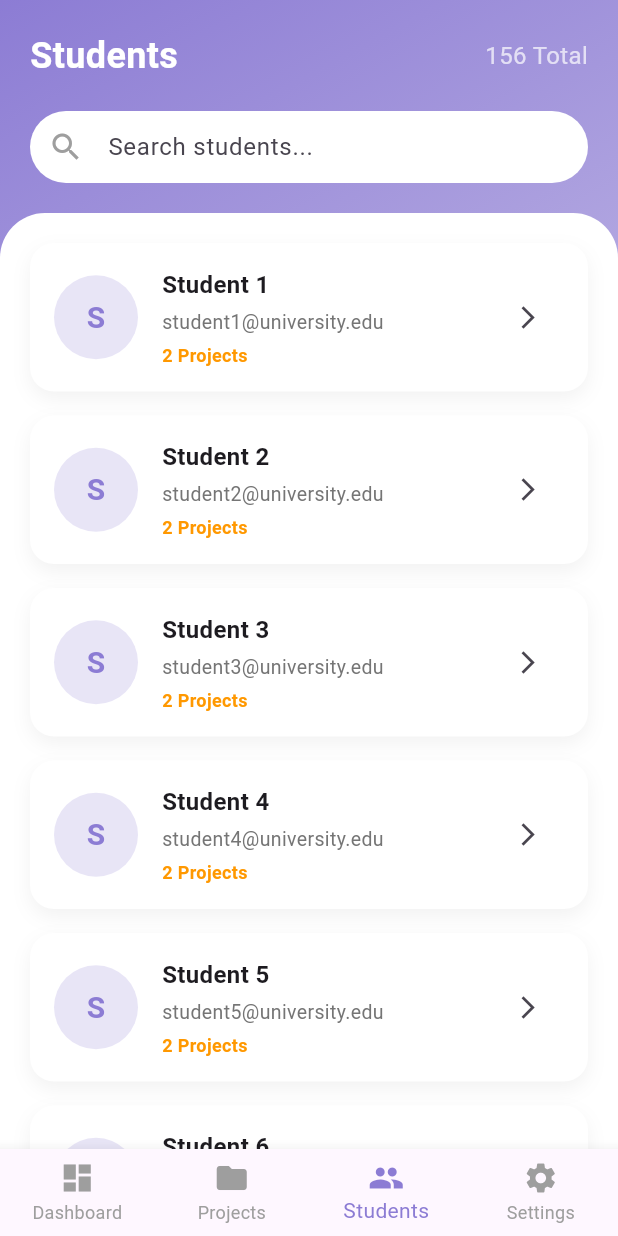
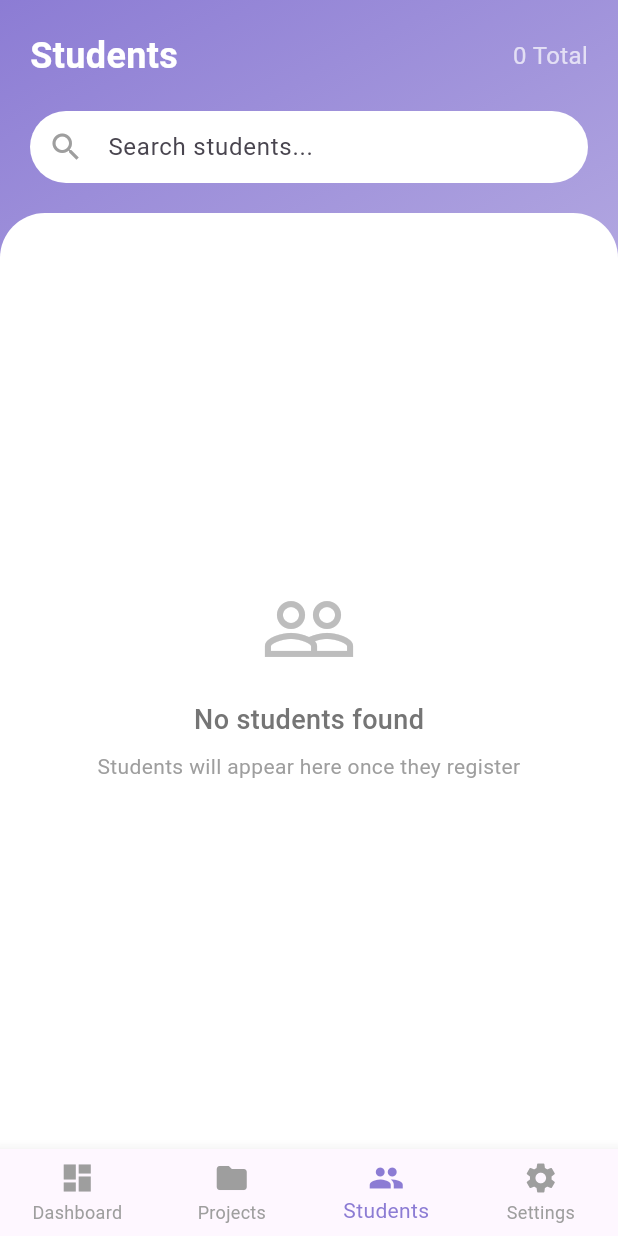
Before and after one commit to fasnafebin24/smartalloc, a Flutter app: the TeacherDashboard screen opened directly, item 3 of the bottom bar chosen, on a phone screen of 412 x 824 dp. Run offline on Flutter 3.47's test engine with Material 3 defaults, Android fonts, the light colour scheme and no system bars; our stand-ins replace cloud_firestore, dio, file_picker, firebase_auth, firebase_core, image_picker and 2 more; missing offline and left inert: syncfusion_flutter_pdfviewer; accounts and stored records are empty.

Commit message:
update getting students

```diff
--- a/lib/features/splash/splash_screen.dart
+++ b/lib/features/splash/splash_screen.dart
@@ -24,7 +24,7 @@ class SplashScreen extends StatefulWidget {
 class _SplashScreenState extends State<SplashScreen> {
   @override
   void initState() {
-    Timer(Duration(seconds: 0), () async {
+    Timer(Duration(seconds: 1), () async {
       SharedPreferences prefs = await SharedPreferences.getInstance();
       String? uid = prefs.getString('uid');
       String? role = prefs.getString('role');
--- a/lib/features/teacher/bottomnav/dashboard/teach_bottom_nav_screen.dart
+++ b/lib/features/teacher/bottomnav/dashboard/teach_bottom_nav_screen.dart
@@ -1,12 +1,11 @@
 // ignore_for_file: deprecated_member_use, use_build_context_synchronously
 
 import 'package:flutter/material.dart';
-import 'package:shared_preferences/shared_preferences.dart';
-import 'package:smartalloc/features/authentification/login_screen.dart';
 
 import '../../project/teach_projectlist_screen.dart';
 import '../../home/teach_home_scree.dart';
 import '../../settings/teachsettings_screen.dart';
+import 'teachstudentlist_screen.dart';
 
 // Main Teacher Dashboard with Bottom Navigation
 class TeacherDashboard extends StatefulWidget {
@@ -18,27 +17,33 @@ class TeacherDashboard extends StatefulWidget {
 
 class _TeacherDashboardState extends State<TeacherDashboard> {
   int currentIndex = 0;
-   List<Widget> screens=[];
+  List<Widget> screens = [];
   gotoproject() {
-  currentIndex=1;
-  setState(() {
+    currentIndex = 1;
+    setState(() {});
+  }
+  gotosudentt() {
+    currentIndex = 2;
+    setState(() {});
+  }
 
-  });
-}
   @override
   void initState() {
     screens = [
-     TeachHomeScreen(chnageindex: () {
+      TeachHomeScreen(
+        chnageindex: () {
           gotoproject();
-     },),
+        },
+        student: () {
+         gotosudentt();
+        },
+      ),
       const TeacchProjectsScreen(),
-    const StudentsScreen(),
+       TeachStudentsScreen(),
       const SettingsScreen(),
     ];
     super.initState();
   }
-
-
 
   @override
   Widget build(BuildContext context) {
@@ -59,14 +64,8 @@ gotoproject() {
             icon: Icon(Icons.dashboard),
             label: 'Dashboard',
           ),
-          BottomNavigationBarItem(
-            icon: Icon(Icons.folder),
-            label: 'Projects',
-          ),
-          BottomNavigationBarItem(
-            icon: Icon(Icons.people),
-            label: 'Students',
-          ),
+          BottomNavigationBarItem(icon: Icon(Icons.folder), label: 'Projects'),
+          BottomNavigationBarItem(icon: Icon(Icons.people), label: 'Students'),
           BottomNavigationBarItem(
             icon: Icon(Icons.settings),
             label: 'Settings',
@@ -76,175 +75,3 @@ gotoproject() {
     );
   }
 }
-
-
-
-
-
-
-
-// 3. Students Screen
-class StudentsScreen extends StatelessWidget {
-  const StudentsScreen({super.key});
-
-  @override
-  Widget build(BuildContext context) {
-    return Container(
-      decoration: const BoxDecoration(
-        gradient: LinearGradient(
-          colors: [Color(0xFF8C7CD4), Color(0xFFE8E4F3)],
-          begin: Alignment.topLeft,
-          end: Alignment.bottomRight,
-        ),
-      ),
-      child: SafeArea(
-        child: Column(
-          children: [
-            // Header
-            const Padding(
-              padding: EdgeInsets.all(20.0),
-              child: Row(
-                mainAxisAlignment: MainAxisAlignment.spaceBetween,
-                children: [
-                  Text(
-                    'Students',
-                    style: TextStyle(
-                      color: Colors.white,
-                      fontSize: 24,
-                      fontWeight: FontWeight.bold,
-                    ),
-                  ),
-                  Text(
-                    '156 Total',
-                    style: TextStyle(
-                      color: Colors.white70,
-                      fontSize: 16,
-                    ),
-                  ),
-                ],
-              ),
-            ),
-
-            // Search Bar
-            Padding(
-              padding: const EdgeInsets.symmetric(horizontal: 20.0),
-              child: TextField(
-                decoration: InputDecoration(
-                  hintText: "Search students...",
-                  prefixIcon: const Icon(Icons.search, color: Colors.grey),
-                  filled: true,
-                  fillColor: Colors.white,
-                  contentPadding: const EdgeInsets.symmetric(vertical: 12, horizontal: 16),
-                  border: OutlineInputBorder(
-                    borderRadius: BorderRadius.circular(30),
-                    borderSide: BorderSide.none,
-                  ),
-                ),
-              ),
-            ),
-
-            const SizedBox(height: 20),
-
-            // Students List
-            Expanded(
-              child: Container(
-                decoration: const BoxDecoration(
-                  color: Colors.white,
-                  borderRadius: BorderRadius.only(
-                    topLeft: Radius.circular(30),
-                    topRight: Radius.circular(30),
-                  ),
-                ),
-                child: ListView.builder(
-                  padding: const EdgeInsets.all(20),
-                  itemCount: 10,
-                  itemBuilder: (context, index) {
-                    return _studentCard(
-                      'Student ${index + 1}',
-                      'student${index + 1}@university.edu',
-                      '2 Projects',
-                    );
-                  },
-                ),
-              ),
-            ),
-          ],
-        ),
-      ),
-    );
-  }
-
-  Widget _studentCard(String name, String email, String projects) {
-    return Container(
-      margin: const EdgeInsets.only(bottom: 16),
-      padding: const EdgeInsets.all(16),
-      decoration: BoxDecoration(
-        color: Colors.white,
-        borderRadius: BorderRadius.circular(16),
-        boxShadow: [
-          BoxShadow(
-            color: Colors.black.withOpacity(0.05),
-            blurRadius: 10,
-            offset: const Offset(0, 5),
-          ),
-        ],
-      ),
-      child: Row(
-        children: [
-          CircleAvatar(
-            radius: 28,
-            backgroundColor: const Color(0xFF8C7CD4).withOpacity(0.2),
-            child: Text(
-              name[0],
-              style: const TextStyle(
-                fontSize: 20,
-                fontWeight: FontWeight.bold,
-                color: Color(0xFF8C7CD4),
-              ),
-            ),
-          ),
-          const SizedBox(width: 16),
-          Expanded(
-            child: Column(
-              crossAxisAlignment: CrossAxisAlignment.start,
-              children: [
-                Text(
-                  name,
-                  style: const TextStyle(
-                    fontSize: 16,
-                    fontWeight: FontWeight.bold,
-                  ),
-                ),
-                const SizedBox(height: 4),
-                Text(
-                  email,
-                  style: TextStyle(
-                    fontSize: 13,
-                    color: Colors.grey[600],
-                  ),
-                ),
-                const SizedBox(height: 4),
-                Text(
-                  projects,
-                  style: const TextStyle(
-                    fontSize: 12,
-                    color: Colors.orange,
-                    fontWeight: FontWeight.w600,
-                  ),
-                ),
-              ],
-            ),
-          ),
-          IconButton(
-            icon: const Icon(Icons.arrow_forward_ios, size: 18),
-            onPressed: () {
-              // View student details
-            },
-          ),
-        ],
-      ),
-    );
-  }
-}
-
-// 4. Settings Screen
--- /dev/null
+++ b/lib/features/teacher/bottomnav/dashboard/teachstudentlist_screen.dart
@@ -0,0 +1,332 @@
+import 'package:flutter/material.dart';
+import 'package:cloud_firestore/cloud_firestore.dart';
+import 'package:smartalloc/utils/variables/globalvariables.dart';
+
+import '../../../authentification/model/user_model.dart';
+
+class TeachStudentsScreen extends StatefulWidget {
+
+  const TeachStudentsScreen({
+    super.key,
+  });
+
+  @override
+  State<TeachStudentsScreen> createState() => _TeachStudentsScreenState();
+}
+
+class _TeachStudentsScreenState extends State<TeachStudentsScreen> {
+  final TextEditingController _searchController = TextEditingController();
+  String _searchQuery = '';
+
+  @override
+  void dispose() {
+    _searchController.dispose();
+    super.dispose();
+  }
+
+  @override
+  Widget build(BuildContext context) {
+    return Container(
+      decoration: const BoxDecoration(
+        gradient: LinearGradient(
+          colors: [Color(0xFF8C7CD4), Color(0xFFE8E4F3)],
+          begin: Alignment.topLeft,
+          end: Alignment.bottomRight,
+        ),
+      ),
+      child: SafeArea(
+        child: Column(
+          children: [
+            // Header with StreamBuilder for total count
+            StreamBuilder<QuerySnapshot>(
+              stream: FirebaseFirestore.instance
+                  .collection('Users')
+                  .where('departmentcode', isEqualTo: gdepartment)
+                  .where('role', isEqualTo: 'student')
+                  .snapshots(),
+              builder: (context, snapshot) {
+                final totalStudents = snapshot.hasData ? snapshot.data!.docs.length : 0;
+
+                return Padding(
+                  padding: const EdgeInsets.all(20.0),
+                  child: Row(
+                    mainAxisAlignment: MainAxisAlignment.spaceBetween,
+                    children: [
+                      const Text(
+                        'Students',
+                        style: TextStyle(
+                          color: Colors.white,
+                          fontSize: 24,
+                          fontWeight: FontWeight.bold,
+                        ),
+                      ),
+                      Text(
+                        '$totalStudents Total',
+                        style: const TextStyle(color: Colors.white70, fontSize: 16),
+                      ),
+                    ],
+                  ),
+                );
+              },
+            ),
+
+            // Search Bar
+            Padding(
+              padding: const EdgeInsets.symmetric(horizontal: 20.0),
+              child: TextField(
+                controller: _searchController,
+                onChanged: (value) {
+                  setState(() {
+                    _searchQuery = value.toLowerCase();
+                  });
+                },
+                decoration: InputDecoration(
+                  hintText: "Search students...",
+                  prefixIcon: const Icon(Icons.search, color: Colors.grey),
+                  suffixIcon: _searchQuery.isNotEmpty
+                      ? IconButton(
+                          icon: const Icon(Icons.clear, color: Colors.grey),
+                          onPressed: () {
+                            _searchController.clear();
+                            setState(() {
+                              _searchQuery = '';
+                            });
+                          },
+                        )
+                      : null,
+                  filled: true,
+                  fillColor: Colors.white,
+                  contentPadding: const EdgeInsets.symmetric(
+                    vertical: 12,
+                    horizontal: 16,
+                  ),
+                  border: OutlineInputBorder(
+                    borderRadius: BorderRadius.circular(30),
+                    borderSide: BorderSide.none,
+                  ),
+                ),
+              ),
+            ),
+
+            const SizedBox(height: 20),
+
+            // Students List
+            Expanded(
+              child: Container(
+                decoration: const BoxDecoration(
+                  color: Colors.white,
+                  borderRadius: BorderRadius.only(
+                    topLeft: Radius.circular(30),
+                    topRight: Radius.circular(30),
+                  ),
+                ),
+                child: StreamBuilder<QuerySnapshot>(
+                  stream: FirebaseFirestore.instance
+                      .collection('Users')
+                      .where('departmentcode', isEqualTo: gdepartment)
+                      .where('role', isEqualTo: 'student')
+                      .snapshots(),
+                  builder: (context, snapshot) {
+                    // Loading state
+                    if (snapshot.connectionState == ConnectionState.waiting) {
+                      return const Center(
+                        child: CircularProgressIndicator(
+                          color: Color(0xFF8C7CD4),
+                        ),
+                      );
+                    }
+
+                    // Error state
+                    if (snapshot.hasError) {
+                      return Center(
+                        child: Column(
+                          mainAxisAlignment: MainAxisAlignment.center,
+                          children: [
+                            const Icon(
+                              Icons.error_outline,
+                              size: 64,
+                              color: Colors.red,
+                            ),
+                            const SizedBox(height: 16),
+                            Text(
+                              'Error: ${snapshot.error}',
+                              style: const TextStyle(color: Colors.red),
+                              textAlign: TextAlign.center,
+                            ),
+                          ],
+                        ),
+                      );
+                    }
+
+                    // No data or empty
+                    if (!snapshot.hasData || snapshot.data!.docs.isEmpty) {
+                      return Center(
+                        child: Column(
+                          mainAxisAlignment: MainAxisAlignment.center,
+                          children: [
+                            Icon(
+                              Icons.people_outline,
+                              size: 64,
+                              color: Colors.grey[400],
+                            ),
+                            const SizedBox(height: 16),
+                            Text(
+                              'No students found',
+                              style: TextStyle(
+                                fontSize: 18,
+                                color: Colors.grey[600],
+                                fontWeight: FontWeight.w500,
+                              ),
+                            ),
+                            const SizedBox(height: 8),
+                            Text(
+                              'Students will appear here once they register',
+                              style: TextStyle(
+                                fontSize: 14,
+                                color: Colors.grey[500],
+                              ),
+                              textAlign: TextAlign.center,
+                            ),
+                          ],
+                        ),
+                      );
+                    }
+
+                    // Convert documents to UserModel list
+                    final students = snapshot.data!.docs.map((doc) {
+                      return UserModel.fromJson(doc.data() as Map<String, dynamic>);
+                    }).toList();
+
+                    // Filter students based on search query
+                    final filteredStudents = _searchQuery.isEmpty
+                        ? students
+                        : students.where((student) {
+                            final name = (student.name ?? '').toLowerCase();
+                            final email = (student.email ?? '').toLowerCase();
+                            return name.contains(_searchQuery) ||
+                                email.contains(_searchQuery) ;
+                          }).toList();
+
+                    // Show "no results" if search yields nothing
+                    if (filteredStudents.isEmpty) {
+                      return Center(
+                        child: Column(
+                          mainAxisAlignment: MainAxisAlignment.center,
+                          children: [
+                            Icon(
+                              Icons.search_off,
+                              size: 64,
+                              color: Colors.grey[400],
+                            ),
+                            const SizedBox(height: 16),
+                            Text(
+                              'No students found',
+                              style: TextStyle(
+                                fontSize: 18,
+                                color: Colors.grey[600],
+                                fontWeight: FontWeight.w500,
+                              ),
+                            ),
+                            const SizedBox(height: 8),
+                            Text(
+                              'Try a different search term',
+                              style: TextStyle(
+                                fontSize: 14,
+                                color: Colors.grey[500],
+                              ),
+                            ),
+                          ],
+                        ),
+                      );
+                    }
+
+                    // Display filtered students
+                    return ListView.builder(
+                      padding: const EdgeInsets.all(20),
+                      itemCount: filteredStudents.length,
+                      itemBuilder: (context, index) {
+                        final student = filteredStudents[index];
+                        return _studentCard(
+                          student.name ?? 'Unknown',
+                          student.email ?? 'No email',
+                          student,
+                        );
+                      },
+                    );
+                  },
+                ),
+              ),
+            ),
+          ],
+        ),
+      ),
+    );
+  }
+
+  Widget _studentCard(
+    String name,
+    String email,
+    UserModel student,
+  ) {
+    return Container(
+      margin: const EdgeInsets.only(bottom: 16),
+      padding: const EdgeInsets.all(16),
+      decoration: BoxDecoration(
+        color: Colors.white,
+        borderRadius: BorderRadius.circular(16),
+        boxShadow: [
+          BoxShadow(
+            color: Colors.black.withOpacity(0.05),
+            blurRadius: 10,
+            offset: const Offset(0, 5),
+          ),
+        ],
+      ),
+      child: Row(
+        children: [
+          CircleAvatar(
+            radius: 28,
+            backgroundColor: const Color(0xFF8C7CD4).withOpacity(0.2),
+            child: Text(
+              name.isNotEmpty ? name[0].toUpperCase() : '?',
+              style: const TextStyle(
+                fontSize: 20,
+                fontWeight: FontWeight.bold,
+                color: Color(0xFF8C7CD4),
+              ),
+            ),
+          ),
+          const SizedBox(width: 16),
+          Expanded(
+            child: Column(
+              crossAxisAlignment: CrossAxisAlignment.start,
+              children: [
+                Text(
+                  name,
+                  style: const TextStyle(
+                    fontSize: 16,
+                    fontWeight: FontWeight.bold,
+                  ),
+                ),
+                const SizedBox(height: 4),
+                Text(
+                  email,
+                  style: TextStyle(fontSize: 13, color: Colors.grey[600]),
+                  overflow: TextOverflow.ellipsis,
+                ),
+
+
+              ],
+            ),
+          ),
+          IconButton(
+            icon: const Icon(Icons.arrow_forward_ios, size: 18),
+            onPressed: () {
+
+            },
+          ),
+        ],
+      ),
+    );
+  }
+}
--- a/lib/main.dart
+++ b/lib/main.dart
@@ -2,9 +2,9 @@ import 'package:firebase_core/firebase_core.dart';
 import 'package:flutter/material.dart';
 import 'package:smartalloc/features/splash/splash_screen.dart';
 
-void main() {
+void main()async {
   WidgetsFlutterBinding.ensureInitialized();
-  Firebase.initializeApp();
+  await Firebase.initializeApp();
   runApp(const MyApp());
 }
 
```
Also changed, not shown: lib/features/teacher/home/teach_home_scree.dart (+18 -5 lines). Lines whose indentation alone changed are shown as unchanged.
